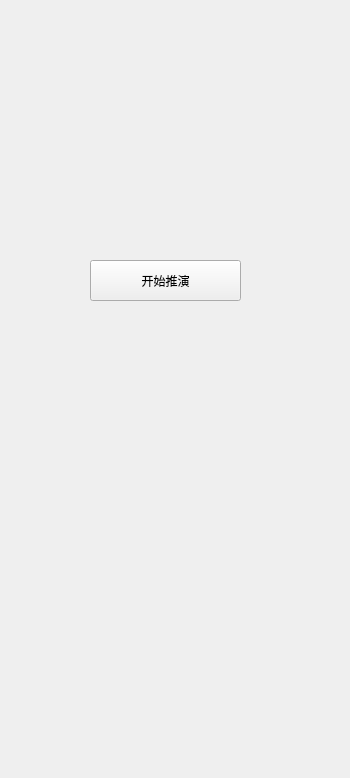
Qt form simulate/simulatecontrolpanel.ui (xibeilang524/Graphics) before a commit.
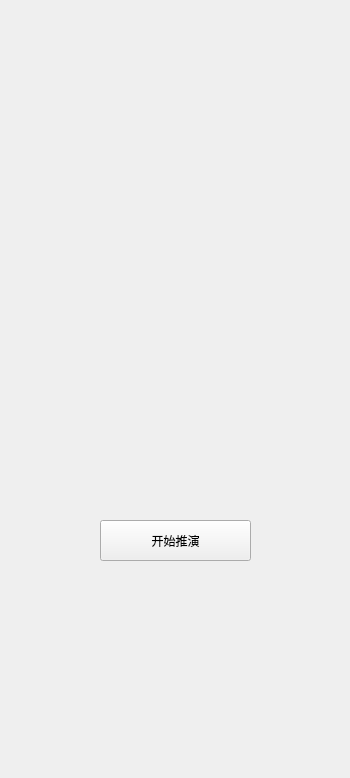
The same form after that commit.

What changed in the file:
```diff
--- a/simulate/simulatecontrolpanel.ui
+++ b/simulate/simulatecontrolpanel.ui
@@ -22,8 +22,8 @@
      <widget class="QPushButton" name="startSimulate">
       <property name="geometry">
        <rect>
-        <x>90</x>
-        <y>260</y>
+        <x>100</x>
+        <y>520</y>
         <width>151</width>
         <height>41</height>
        </rect>
```
